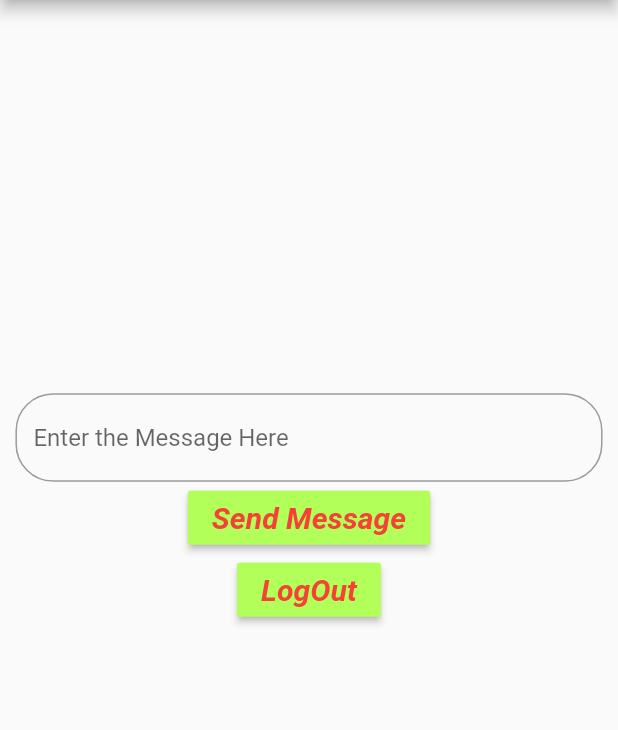
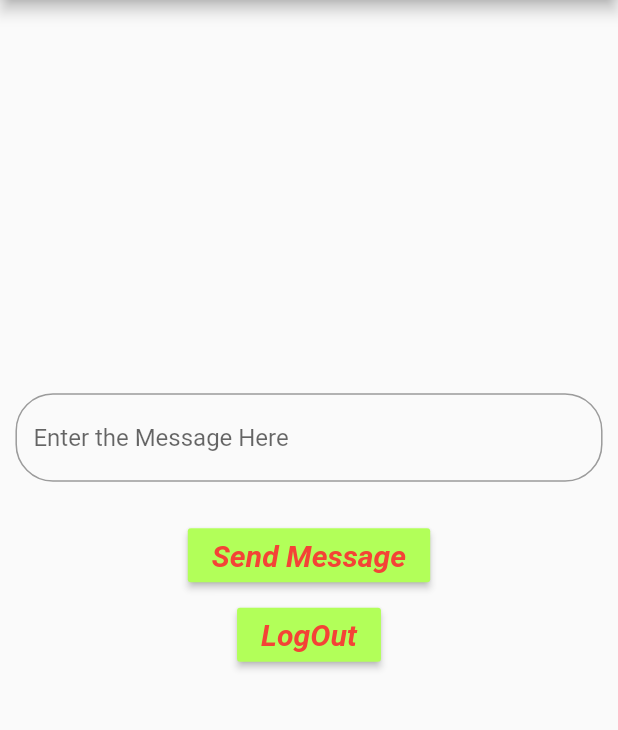
Before and after one commit to HarshitDawar55/Flutter, a Flutter app: the StreamingChat screen opened by its route, on a phone screen of 412 x 824 dp, the part 84-814 px from its top. Run offline on Flutter 3.47's test engine with Material 2 defaults, Android fonts, the phone set to English and light mode, and no system bars; our stand-ins replace audioplayers, cloud_firestore, firebase_auth, firebase_core, modal_progress_hud, video_player; missing offline and left inert: flutter_statusbarcolor; accounts and stored records are empty.

Commit message:
Updated few things

```diff
--- a/ChatApp/lib/StreamingChat.dart
+++ b/ChatApp/lib/StreamingChat.dart
@@ -1,20 +1,46 @@
 import 'package:cloud_firestore/cloud_firestore.dart';
 import 'package:firebase_auth/firebase_auth.dart';
 import 'package:flutter/material.dart';
-import 'package:modal_progress_hud/modal_progress_hud.dart';
 
 class StreamingChat extends StatefulWidget {
   @override
   _StreamingChatState createState() => _StreamingChatState();
 }
 
-class _StreamingChatState extends State<StreamingChat> {
+class _StreamingChatState extends State<StreamingChat>
+    with SingleTickerProviderStateMixin {
   String message;
 
   var fs = FirebaseFirestore.instance;
   var authenticate = FirebaseAuth.instance;
   var messageTextContoller = TextEditingController();
   var showProgressSpinner = false;
+  var animation;
+
+  AnimationController _controller;
+  @override
+  void initState() {
+    super.initState();
+    _controller = AnimationController(
+      vsync: this,
+      duration: Duration(seconds: 1),
+    );
+    animation = CurvedAnimation(parent: _controller, curve: Curves.easeIn)
+      ..addListener(() {
+        setState(() {
+          print(animation.value);
+        });
+      });
+    print(animation);
+    _controller.forward();
+    print(animation);
+  }
+
+  @override
+  void dispose() {
+    super.dispose();
+    _controller.dispose();
+  }
 
   @override
   Widget build(BuildContext context) {
@@ -37,7 +63,7 @@ class _StreamingChatState extends State<StreamingChat> {
         // For Container Alignment
         alignment: Alignment.center,
         child: Column(
-          // Fot Column Widgets Alignment
+          // For Column Widgets Alignment
           mainAxisAlignment: MainAxisAlignment.start,
           children: [
             StreamBuilder<QuerySnapshot>(
@@ -63,9 +89,10 @@ class _StreamingChatState extends State<StreamingChat> {
                   height: mobileHeight * 0.3,
                   width: mobileWidth * 0.9,
                   child: ListView.builder(
+                      scrollDirection: Axis.vertical,
                       itemCount: z.length,
                       itemBuilder: (BuildContext context, int index) {
-                        return ListTile(
+                        return new ListTile(
                           title: z[index],
                         );
                       }),
@@ -95,7 +122,15 @@ class _StreamingChatState extends State<StreamingChat> {
                     )),
               ),
             ),
-            RaisedButton(
+            SizedBox(
+              height: 25,
+            ),
+            GestureDetector(
+              onDoubleTap: () {
+                _controller.forward(from: 0.0);
+              },
+              child: Container(
+                child: RaisedButton(
                   color: Colors.lightGreenAccent,
                   child: Text(
                     "Send Message",
@@ -114,7 +149,14 @@ class _StreamingChatState extends State<StreamingChat> {
                     });
                   },
                 ),
-            RaisedButton(
+              ),
+            ),
+            SizedBox(
+              height: 5,
+            ),
+            GestureDetector(
+              onTap: () => _controller.forward(from: 0.0),
+              child: RaisedButton(
                 color: Colors.lightGreenAccent,
                 child: Text(
                   "LogOut",
@@ -130,6 +172,7 @@ class _StreamingChatState extends State<StreamingChat> {
                   Navigator.pushNamed(context, "/");
                 },
               ),
+            ),
           ],
         ),
       ),
```
Also changed, not shown: ChatApp/lib/login.dart (+47 -1 lines). Lines whose indentation alone changed are shown as unchanged.
